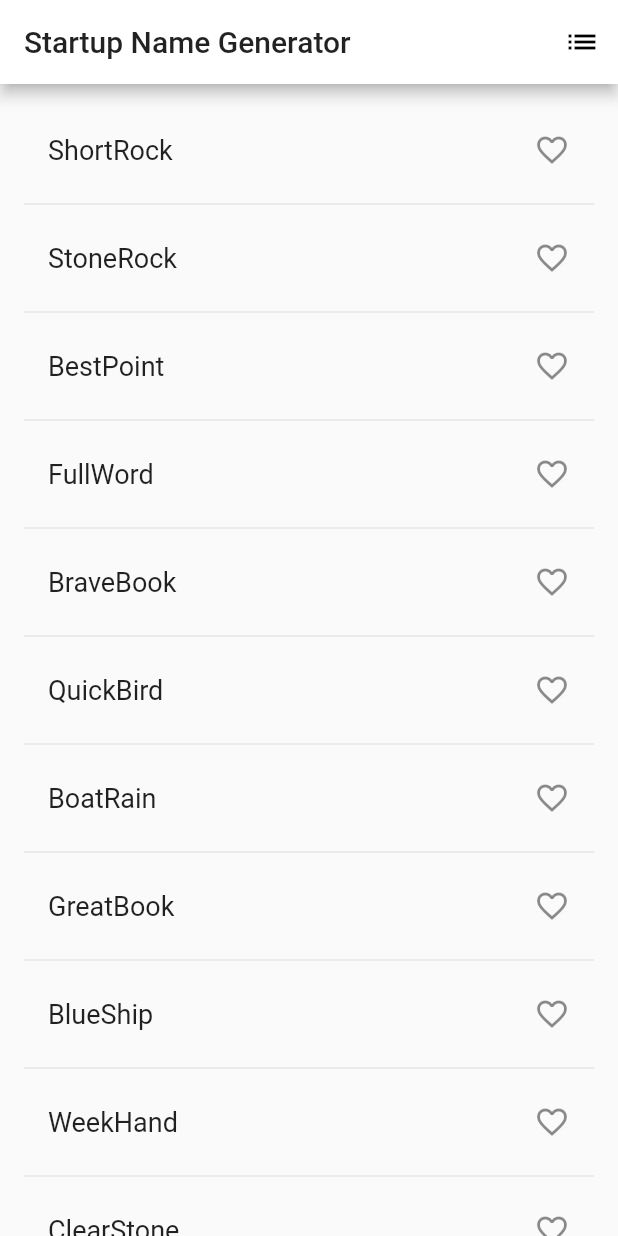
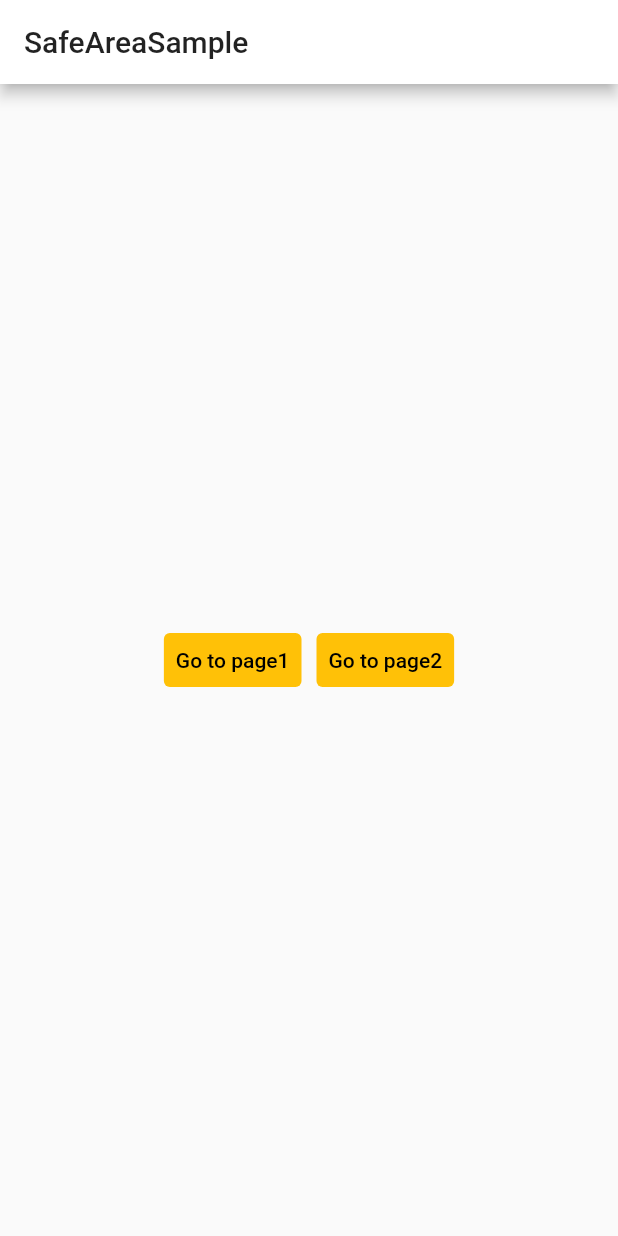
Before and after one commit to captain-blue210/first_flutter_app, a Flutter app: the screen it shows after launch, on a phone screen of 412 x 824 dp. Run offline on Flutter 3.47's test engine with Material 2 defaults, Android fonts, the phone set to English and light mode, and no system bars.

Commit message:
feat : add named routes

```diff
--- a/lib/main.dart
+++ b/lib/main.dart
@@ -1,5 +1,6 @@
-import 'package:english_words/english_words.dart';
-import 'package:first_flutter_app/detail.dart';
+import 'package:first_flutter_app/align.dart';
+import 'package:first_flutter_app/inputTest.dart';
+import 'package:first_flutter_app/safe_area_sample.dart';
 import 'package:flutter/material.dart';
 
 void main() => runApp(MyApp());
@@ -8,103 +9,14 @@ class MyApp extends StatelessWidget {
   @override
   Widget build(BuildContext context) {
     return MaterialApp(
-      title: 'Startup Name Generator',
+      title: 'SafeArea Sample',
       theme: ThemeData(
         primaryColor: Colors.white,
       ),
-      home: RandomWords(),
-    );
-  }
-}
-
-class RandomWords extends StatefulWidget {
-  @override
-  _RandomWordsState createState() => _RandomWordsState();
-}
-
-class _RandomWordsState extends State<RandomWords> {
-  // TODO what is <WordPair> ?
-  final _suggestions = <WordPair>[];
-  final _saved = <WordPair>{};
-  final _biggerFont = TextStyle(fontSize: 18.0);
-
-  @override
-  Widget build(BuildContext context) {
-    return Scaffold(
-      appBar: AppBar(
-        title: Text('Startup Name Generator'),
-        actions: [
-          IconButton(icon: Icon(Icons.list), onPressed: _pushSaved),
-        ],
-      ),
-      body: _buildSuggestions(),
-    );
-  }
-
-  void _pushSaved() {
-    Navigator.of(context)
-        .push(MaterialPageRoute<void>(builder: (BuildContext context) {
-      final tiles = _saved.map(
-        (WordPair pair) {
-          return ListTile(
-            title: Text(
-              pair.asPascalCase,
-              style: _biggerFont,
-            ),
-            onTap: () {
-              Navigator.push(
-                  context,
-                  MaterialPageRoute(
-                      builder: (context) => WordDetailPage(pair.asPascalCase)));
-            },
-          );
-        },
-      );
-      final divided = tiles.isNotEmpty
-          ? ListTile.divideTiles(context: context, tiles: tiles).toList()
-          : <Widget>[];
-      return Scaffold(
-        appBar: AppBar(
-          title: Text('Saved Suggestions'),
-        ),
-        body: ListView(children: divided),
-      );
-    }));
-  }
-
-  Widget _buildSuggestions() {
-    return ListView.builder(
-        padding: EdgeInsets.all(16.0),
-        itemBuilder: /*1*/ (context, i) {
-          if (i.isOdd) return Divider(); /*2*/
-
-          final index = i ~/ 2; /*3*/
-          if (index >= _suggestions.length) {
-            _suggestions.addAll(generateWordPairs().take(10)); /*4*/
-          }
-          return _buildRow(_suggestions[index]);
-        });
-  }
-
-  Widget _buildRow(WordPair pair) {
-    final alreadySaved = _saved.contains(pair);
-    return ListTile(
-      title: Text(
-        pair.asPascalCase,
-        style: _biggerFont,
-      ),
-      trailing: Icon(
-        alreadySaved ? Icons.favorite : Icons.favorite_border,
-        color: alreadySaved ? Colors.red : null,
-      ),
-      onTap: () {
-        setState(() {
-          if (alreadySaved) {
-            _saved.remove(pair);
-          } else {
-            _saved.add(pair);
-          }
-        });
+      routes: {
+        '/': (context) => SafeAreaSample(),
+        '/page1': (context) => AlignTestPage(),
+        '/page2': (context) => InputTest(),
       },
     );
   }
--- /dev/null
+++ b/lib/safe_area_sample.dart
@@ -0,0 +1,49 @@
+import 'package:flutter/material.dart';
+
+class SafeAreaSample extends StatelessWidget {
+  @override
+  Widget build(BuildContext context) {
+    return Scaffold(
+      appBar: AppBar(
+        title: Text('SafeAreaSample'),
+      ),
+      body: SafeArea(
+        bottom: false,
+        child: Center(
+          child: Row(
+            mainAxisAlignment: MainAxisAlignment.center,
+            children: [
+              TextButton(
+                child: Text(
+                  'Go to page1',
+                  style: TextStyle(color: Colors.black),
+                ),
+                style: TextButton.styleFrom(
+                  backgroundColor: Colors.amber,
+                ),
+                onPressed: () {
+                  Navigator.pushNamed(context, '/page1');
+                },
+              ),
+              SizedBox(
+                width: 10,
+              ),
+              TextButton(
+                child: Text(
+                  'Go to page2',
+                  style: TextStyle(color: Colors.black),
+                ),
+                style: TextButton.styleFrom(
+                  backgroundColor: Colors.amber,
+                ),
+                onPressed: () {
+                  Navigator.pushNamed(context, '/page2');
+                },
+              ),
+            ],
+          ),
+        ),
+      ),
+    );
+  }
+}
```
Also changed, not shown: lib/align.dart (+1 -8 lines), lib/inputTest.dart (+8 -23 lines).
